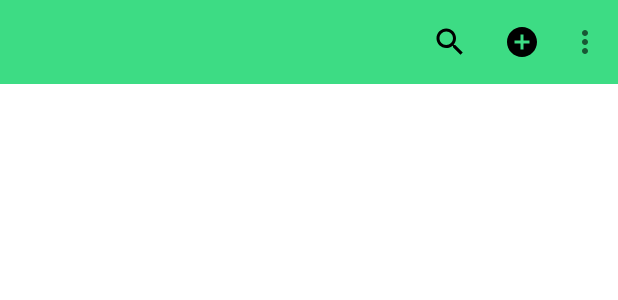
After one commit to CherryIntoSpace/SubwayApp, an Android app: the layout activity_add_post.xml on its own in the app's theme, with its tools: preview values and no code run, on a phone screen of 412 x 824 dp. The commit adds this screen. Shown: the top 300 px of the screen. Run offline under Robolectric (Android 15) with nearby library versions, the phone set to English and light mode, and no system bars; network calls fail.

Commit message:
2023-10-12

```diff
--- a/app/build.gradle
+++ b/app/build.gradle
@@ -1,4 +1,4 @@
-plugins {
+ plugins {
     id 'com.android.application'
     id 'com.google.gms.google-services'
 }
@@ -37,6 +37,7 @@ dependencies {
     implementation("com.google.firebase:firebase-auth")
     implementation platform('com.google.firebase:firebase-bom:32.2.0')
     implementation 'com.google.firebase:firebase-analytics'
+    implementation 'com.google.firebase:firebase-database:20.2.2'
     testImplementation 'junit:junit:4.13.2'
     androidTestImplementation 'androidx.test.ext:junit:1.1.5'
     androidTestImplementation 'androidx.test.espresso:espresso-core:3.5.1'
--- /dev/null
+++ b/app/src/main/res/drawable/baseline_add_circle_24.xml
@@ -0,0 +1,5 @@
+<vector android:height="24dp" android:tint="#000000"
+    android:viewportHeight="24" android:viewportWidth="24"
+    android:width="24dp" xmlns:android="http://schemas.android.com/apk/res/android">
+    <path android:fillColor="@android:color/white" android:pathData="M12,2C6.48,2 2,6.48 2,12s4.48,10 10,10 10,-4.48 10,-10S17.52,2 12,2zM17,13h-4v4h-2v-4L7,13v-2h4L11,7h2v4h4v2z"/>
+</vector>
--- /dev/null
+++ b/app/src/main/res/layout/activity_add_post.xml
@@ -0,0 +1,24 @@
+<?xml version="1.0" encoding="utf-8"?>
+<LinearLayout xmlns:android="http://schemas.android.com/apk/res/android"
+    xmlns:app="http://schemas.android.com/apk/res-auto"
+    xmlns:tools="http://schemas.android.com/tools"
+    android:id="@+id/layout_addPost"
+    android:layout_width="match_parent"
+    android:layout_height="match_parent"
+    tools:context=".activity.AddPostActivity">
+
+    <include layout="@layout/toolbar"/>
+
+    <LinearLayout
+        android:layout_width="match_parent"
+        android:layout_height="wrap_content"
+        android:layout_margin="2dp"
+        android:orientation="vertical">
+
+        <EditText
+            android:id="@+id/et_title"
+            android:layout_width="match_parent"
+            android:layout_height="wrap_content"/>
+    </LinearLayout>
+
+</LinearLayout>
--- a/app/src/main/res/layout/activity_main.xml
+++ b/app/src/main/res/layout/activity_main.xml
@@ -5,7 +5,7 @@
     android:layout_width="match_parent"
     android:layout_height="match_parent"
     android:orientation="vertical"
-    tools:context=".fragment.MainActivity"
+    tools:context=".activity.MainActivity"
     android:id="@+id/main_activity">
 
     <LinearLayout
--- a/app/src/main/res/layout/fragment_sns.xml
+++ b/app/src/main/res/layout/fragment_sns.xml
@@ -9,8 +9,6 @@
     android:orientation="vertical"
     tools:context=".fragment.FragmentSNS">
 
-
-
-    <!-- TODO: Update blank fragment layout -->
+    <include layout="@layout/toolbar"/>
 
 </LinearLayout>
--- /dev/null
+++ b/app/src/main/res/layout/toolbar.xml
@@ -0,0 +1,11 @@
+<?xml version="1.0" encoding="utf-8"?>
+<androidx.appcompat.widget.Toolbar xmlns:android="http://schemas.android.com/apk/res/android"
+    android:layout_width="match_parent"
+    android:layout_height="wrap_content"
+    xmlns:app="http://schemas.android.com/apk/res-auto"
+    android:id="@+id/layout_toolBar"
+    app:titleTextColor="@color/white"
+    android:background="@color/colorPrimary"
+    app:menu="@menu/tool_bar">
+
+</androidx.appcompat.widget.Toolbar>
--- /dev/null
+++ b/app/src/main/res/menu/tool_bar.xml
@@ -0,0 +1,25 @@
+<?xml version="1.0" encoding="utf-8"?>
+<menu xmlns:android="http://schemas.android.com/apk/res/android"
+    xmlns:app="http://schemas.android.com/apk/res-auto">
+
+    <item
+        android:id="@+id/action_search"
+        android:icon="@drawable/baseline_search_24"
+        android:title="글 검색"
+        app:showAsAction="always"/>
+
+    <item
+        android:id="@+id/action_addPost"
+        android:icon="@drawable/baseline_add_circle_24"
+        android:title="글 쓰기"
+        app:showAsAction="always" />
+
+    <item
+        android:id="@+id/action_logout"
+        android:title="로그아웃" />
+
+    <item
+        android:id="@+id/action_profileSetting"
+        android:title="프로필 설정"/>
+
+</menu>
--- a/build.gradle
+++ b/build.gradle
@@ -1,4 +1,8 @@
-// Top-level build file where you can add configuration options common to all sub-projects/modules.
+buildscript {
+    dependencies {
+        classpath 'com.google.gms:google-services:4.4.0'
+    }
+}// Top-level build file where you can add configuration options common to all sub-projects/modules.
 plugins {
     id 'com.android.application' version '8.1.2' apply false
     id 'com.android.library' version '8.1.2' apply false
```
Also changed, not shown: app/src/main/AndroidManifest.xml (+10 -6 lines), app/src/main/java/com/daejin/subwayapp/activity/AddPostActivity.java (added, +46 -0 lines), app/src/main/java/com/daejin/subwayapp/activity/MainActivity.java (renamed from app/src/main/java/com/daejin/subwayapp/fragment/MainActivity.java, +13 -13 lines), app/src/main/java/com/daejin/subwayapp/fragment/FragmentLogin.java (+27 -4 lines), app/src/main/java/com/daejin/subwayapp/fragment/FragmentProfileSetting.java (added, +94 -0 lines), app/src/main/java/com/daejin/subwayapp/fragment/FragmentSNS.java (+57 -17 lines), app/src/main/java/com/daejin/subwayapp/fragment/FragmentSignup.java (+28 -3 lines), app/src/main/res/layout/fragment_profile_setting.xml (added, +15 -0 lines).
